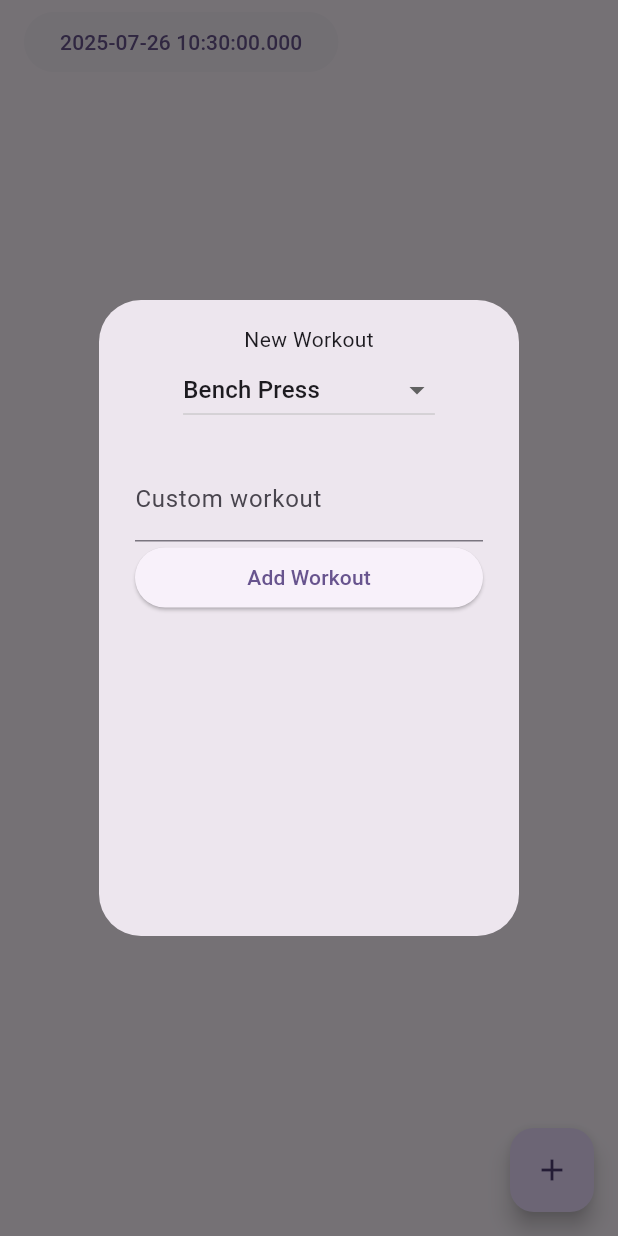
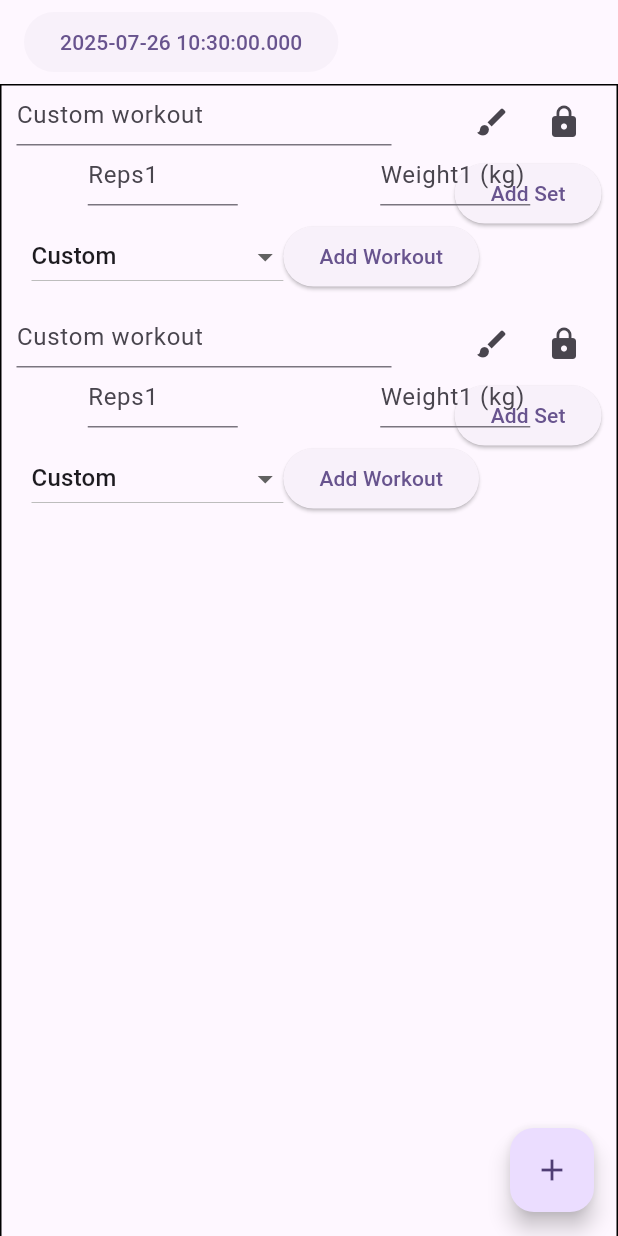
Before and after one commit to Why-02/gym_log, a Flutter app: the screen it shows after launch, after a tap on the "add" icon, on a phone screen of 412 x 824 dp. Run offline on Flutter 3.47's test engine with Material 3 defaults, Android fonts, the phone set to English and light mode, and no system bars.

Commit message:
made the log directly updatable

```diff
--- a/lib/features/core/ui/widgets/styled_text_field.dart
+++ b/lib/features/core/ui/widgets/styled_text_field.dart
@@ -1,20 +1,51 @@
 import 'package:flutter/material.dart';
 
-class StyledTextField extends StatelessWidget {
+// ignore: must_be_immutable
+class StyledTextField extends StatefulWidget {
   final TextEditingController controller;
   final String hintText;
   final String labelText;
-
-  const StyledTextField({super.key, required this.controller, required this.hintText, required this.labelText});
+  final TextInputType keyboardType;
+  final bool lockable;
+  final double? width;
+  bool locked;
+  StyledTextField({super.key, required this.controller, required this.hintText, required this.labelText, this.keyboardType = TextInputType.text, this.lockable = false, this.locked = false, this.width = null});
 
   @override
+  State<StyledTextField> createState() => _StyledTextFieldState();
+}
+
+class _StyledTextFieldState extends State<StyledTextField> {
+  @override
   Widget build(BuildContext context) {
-    return TextField(
-      controller: controller,
-      decoration: InputDecoration(
-        hintText: hintText,
-        labelText: labelText,
-      ),
+    return Row(
+      mainAxisSize: MainAxisSize.min,
+      children: [
+        (widget.lockable ?
+          IconButton(
+            style: ButtonStyle(
+              padding: WidgetStatePropertyAll(EdgeInsets.zero )),
+            onPressed: (){setState(() {
+              widget.locked = !widget.locked;
+              });
+            },
+            icon: (widget.locked ? Icon(Icons.lock) : Icon(Icons.lock_open
+          )))
+          : SizedBox(width:0)),
+        SizedBox(
+          width:(widget.width ?? 250 - 50 * (widget.lockable ? 1 : 0)),
+          height:40,
+          child: TextField(
+            keyboardType: widget.keyboardType,
+            controller: widget.controller,
+            decoration: InputDecoration(
+              hintText: widget.hintText,
+              labelText: widget.labelText,
+              enabled: !widget.locked,
+            ),
+          ),
+        ),
+      ],
     );
   }
 }
--- a/lib/features/workout_logs/widgets/utils.dart
+++ b/lib/features/workout_logs/widgets/utils.dart
@@ -1,4 +1,5 @@
 final List<String> standardWorkouts = [
+  "Custom",
   "Bench Press",
   "Incline Bench Press",
   "Lateral shoulders",
--- a/lib/features/workout_logs/widgets/workout_adder.dart
+++ b/lib/features/workout_logs/widgets/workout_adder.dart
@@ -13,11 +13,13 @@ class _WorkoutAdderState extends State<WorkoutAdder> {
   String? _selectedWorkout;
   TextEditingController customWorkoutController = TextEditingController();
   String customWorkoutText = "";
+  List<(TextEditingController,TextEditingController, bool)> sets = [];
 
   @override
   void initState() {
     super.initState();
     _selectedWorkout = standardWorkouts.first;
+    sets.add((TextEditingController(),TextEditingController(), false));
     customWorkoutController.addListener((){
       setState(() {
         customWorkoutText = customWorkoutController.text;
@@ -32,9 +34,49 @@ class _WorkoutAdderState extends State<WorkoutAdder> {
   }
   @override
   Widget build(BuildContext context) {
-    return Center(child: Column(
+    return Center(child: Stack(
       children: [
-        Text("New Workout"),
+
+        Positioned(right:0,top:0,child: Column(
+          children: [
+            Row(
+              children: [
+                IconButton(onPressed: (){}, icon: Icon(Icons.brush)),
+                IconButton(onPressed: (){}, icon: Icon(Icons.lock)),
+              ],
+            ),
+            SizedBox(),
+            ElevatedButton(onPressed: (){setState(() {
+              sets.add((TextEditingController(),TextEditingController(),false));
+            });}, child: Text("Add Set")),
+            (sets.length > 1 ?ElevatedButton(onPressed: (){setState(() {
+              sets.removeLast();
+            });}, child: Text("Remove Set")):SizedBox(width: 0,height:0,))
+          ],
+        )),
+        Column(
+          crossAxisAlignment: CrossAxisAlignment.start,
+
+          children: [
+            Column(
+              crossAxisAlignment: CrossAxisAlignment.start,
+              mainAxisSize: MainAxisSize.min,
+              children: [
+                (_selectedWorkout == "Custom" ? StyledTextField(controller: customWorkoutController, hintText: "Enter Custom Workout", labelText: "Custom workout") : SizedBox()),
+                for (int id = 0; id < sets.length; id++)
+                Row(
+                  mainAxisAlignment: MainAxisAlignment.spaceAround,
+                    children: [
+                      StyledTextField(controller: sets[id].$1, hintText: "", labelText: "Reps${id + 1}",locked: sets[id].$3,keyboardType: TextInputType.numberWithOptions(),width:100),
+                      StyledTextField(controller: sets[id].$2, hintText: "", labelText: "Weight${id + 1} (kg)", locked: sets[id].$3,keyboardType: TextInputType.numberWithOptions(),width:100),
+                    ],
+                ),
+              ]
+            ),
+            Padding(
+              padding: const EdgeInsets.all(10),
+              child: Row(
+                children: [
                   DropdownButton(value: _selectedWorkout,items: standardWorkouts.map<DropdownMenuItem<String>>((String workout){
                 return DropdownMenuItem(
                   value: workout,
@@ -45,12 +87,14 @@ class _WorkoutAdderState extends State<WorkoutAdder> {
                     _selectedWorkout = newWorlout;
                   });
               } : null)),
-        Text(customWorkoutText),
-        StyledTextField(controller: customWorkoutController, hintText: "Enter Custom Workout", labelText: "Custom workout"),
-        ElevatedButton(onPressed: (){}, child: Center(
+                  ElevatedButton(onPressed: (){for (int i = 0; i<sets.length; i++){debugPrint(sets[i].$1.text);}}, child: Center(
                     child: Text("Add Workout"),
-        ))
+                  )),
                 ],
+              ),
+            )
+          ],
+        ),]
       ),);
   }
 
--- a/lib/features/workout_logs/workout_logs_page.dart
+++ b/lib/features/workout_logs/workout_logs_page.dart
@@ -11,15 +11,34 @@ class WorkoutLogsPage extends StatefulWidget {
 
 class _WorkoutLogsPageState extends State<WorkoutLogsPage> {
 
+  List<WorkoutAdder> workouts = [WorkoutAdder()];
+
   @override
   Widget build(BuildContext context) {
     return Scaffold(
 
-      body:WorkoutLogsHeader(),
+      body:Column(
+        children: [
+          WorkoutLogsHeader(),
+          Container(
+            decoration: BoxDecoration(border: Border.all()),
+            padding: EdgeInsetsGeometry.symmetric(horizontal: 10),
+            height:800,
+            child: ListView.builder(
+              padding: EdgeInsets.all(0),
+              itemCount: workouts.length,
+              itemBuilder: (context, index){
+              return workouts[workouts.length - index - 1];
+            }),
+          )
+        ],
+      ),
       floatingActionButton: FloatingActionButton(onPressed: (){
-        showDialog(context: context, builder: (BuildContext context){
-          return AlertDialog(insetPadding: EdgeInsets.symmetric(vertical: 200),content:WorkoutAdder());
+        setState(() {
+          workouts.insert(0,WorkoutAdder());
         });
+
+
       },child:Icon(Icons.add)
       ),
     );
```
Lines whose indentation alone changed are shown as unchanged.
